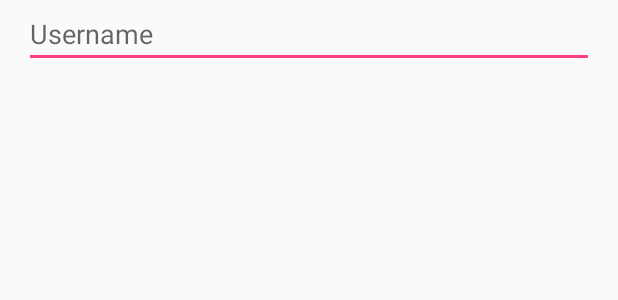
After one commit to ZeusLMT/ChatClient, an Android app: the layout dialog_username.xml on its own in the app's theme, with its tools: preview values and no code run, on a phone screen of 412 x 824 dp. The commit adds this screen. Shown: the top 300 px of the screen. Run offline under Robolectric (Android 15) with nearby library versions, the phone set to English and light mode, and no system bars.

Commit message:
add username dialog

```diff
--- a/app/build.gradle
+++ b/app/build.gradle
@@ -24,10 +24,11 @@ dependencies {
     androidTestCompile('com.android.support.test.espresso:espresso-core:2.2.2', {
         exclude group: 'com.android.support', module: 'support-annotations'
     })
+
     compile 'com.android.support:appcompat-v7:25.3.1'
     compile 'com.android.support.constraint:constraint-layout:1.0.2'
+    compile 'com.jakewharton:butterknife:8.8.1'
+    compile 'com.android.support:support-v4:25.3.1'
     testCompile 'junit:junit:4.12'
-
-    compile 'com.jakewharton:butterknife:8.8.1'
     annotationProcessor 'com.jakewharton:butterknife-compiler:8.8.1'
 }
--- /dev/null
+++ b/app/src/main/res/layout/dialog_username.xml
@@ -0,0 +1,15 @@
+<?xml version="1.0" encoding="utf-8"?>
+<LinearLayout xmlns:android="http://schemas.android.com/apk/res/android"
+    android:orientation="vertical" android:layout_width="match_parent"
+    android:layout_height="match_parent">
+
+    <EditText
+        android:id="@+id/txtUsername"
+        android:layout_width="match_parent"
+        android:layout_height="wrap_content"
+        android:layout_marginLeft="16dp"
+        android:layout_marginRight="16dp"
+        android:ems="10"
+        android:hint="Username"
+        android:inputType="textPersonName" />
+</LinearLayout>
--- a/app/src/main/res/values/strings.xml
+++ b/app/src/main/res/values/strings.xml
@@ -1,3 +1,6 @@
 <resources>
     <string name="app_name">ChatClient</string>
+
+    <!-- TODO: Remove or change this placeholder text -->
+    <string name="hello_blank_fragment">Hello blank fragment</string>
 </resources>
```
Also changed, not shown: app/src/main/java/com/example/chatclient/DialogFragment.java (added, +50 -0 lines), app/src/main/java/com/example/chatclient/MainActivity.java (+23 -2 lines), app/src/main/res/menu/settings.xml (added, +8 -0 lines).
